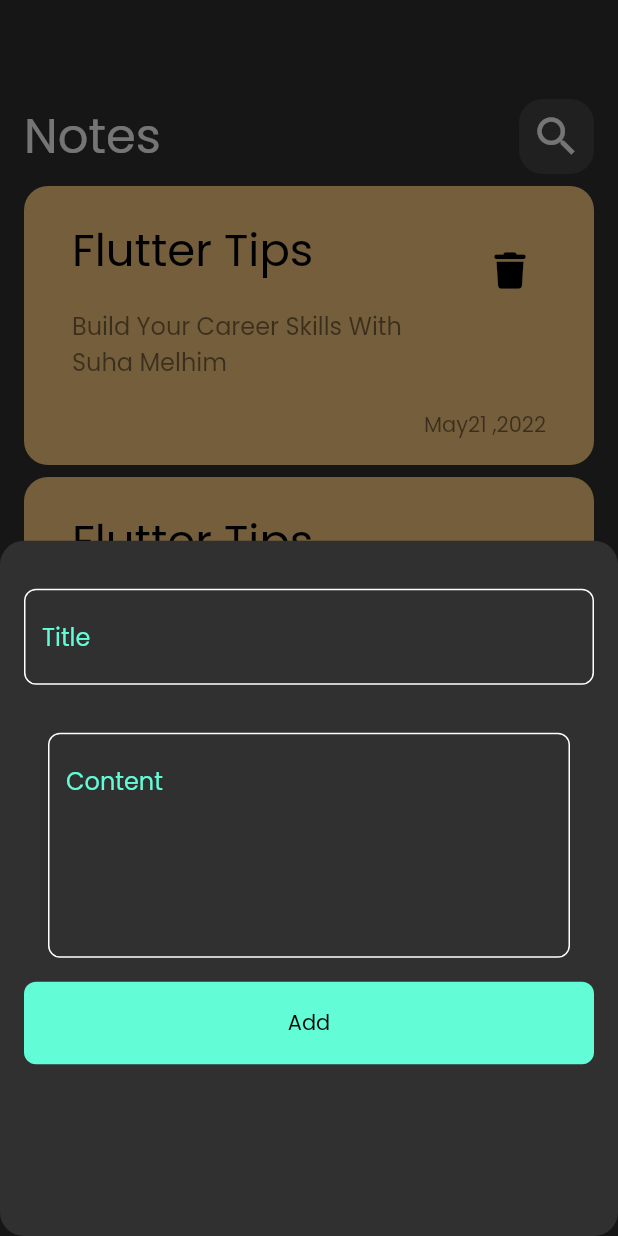
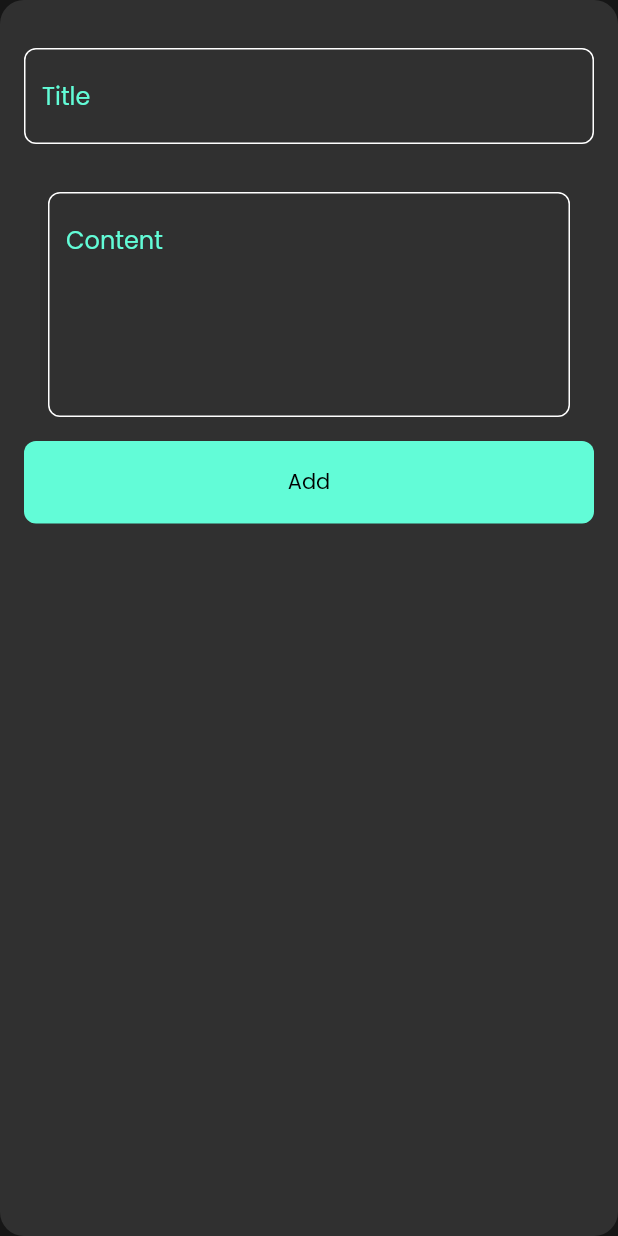
Before and after one commit to suhamelhim/notesApp, a Flutter app: the screen it shows after launch, after a tap on the "add" icon, on a phone screen of 412 x 824 dp. Run offline on Flutter 3.47's test engine with Material 2 defaults, Android fonts, the phone set to English and light mode, and no system bars; drawn by our look-alikes of modal_progress_hud_nsn; our stand-ins replace bloc, flutter_bloc, font_awesome_flutter, hive, hive_flutter; accounts and stored records are empty.

```diff
--- a/lib/main.dart
+++ b/lib/main.dart
@@ -9,10 +9,11 @@ import 'package:notes_app/view/notes_view.dart';
 import 'constants/constants.dart';
 
 void main() async {
+  Hive.registerAdapter(NoteModelAdapter());
   await Hive.initFlutter();
   Bloc.observer = SimpleBlocObserver();
   await Hive.openBox<NoteModel>(kNoteBox);
-  Hive.registerAdapter(NoteModelAdapter());
+
   runApp(const NotesApp());
 }
 
--- a/lib/models/notes_model.dart
+++ b/lib/models/notes_model.dart
@@ -1,4 +1,4 @@
-import 'dart:ui';
+
 
 import 'package:hive/hive.dart';
 part 'notes_model.g.dart';
@@ -9,9 +9,9 @@ class NoteModel extends HiveObject{
   @HiveField( 1)
    String subtitle;
   @HiveField( 2)
-   DateTime date;
+    String date;
   @HiveField( 3)
-   Color color;
+    int color;
 
   NoteModel({required this.title,required this.subtitle,required this.date,required this.color});
 }
--- a/lib/view/notes_view.dart
+++ b/lib/view/notes_view.dart
@@ -13,6 +13,7 @@ class NotesView extends StatelessWidget {
           child:const Icon(Icons.add),
             onPressed: (){
           showModalBottomSheet(
+            isScrollControlled: true,
             shape: RoundedRectangleBorder(
               borderRadius:BorderRadius.circular(16),
             ),
--- a/lib/view/widgets/add_note_button_sheet.dart
+++ b/lib/view/widgets/add_note_button_sheet.dart
@@ -17,6 +17,7 @@ class AddNoteButtonSheet extends StatelessWidget {
       child: BlocConsumer<AddNoteCubit, AddNoteState>(
         listener: (context, state) {
           if (state is AddNoteFailure) {
+            print('failed ${state.errorMessage}');
 
           }
           if (state is AddNoteSuccess) {
@@ -78,8 +79,8 @@ class _AddNoteFormState extends State<AddNoteForm> {
                 var noteModel = NoteModel(
                     title: title!,
                     subtitle: subTitle!,
-                    date: DateTime.now(),
-                    color: Colors.blueGrey);
+                    date: DateTime.now().toString(),
+                    color: Colors.blueGrey.value);
                 BlocProvider.of<AddNoteCubit>(context).addNote(noteModel);
               } else {
                 autovalidateMode = AutovalidateMode.always;
```
Also changed, not shown: lib/cubits/notes_cubit/notes_cubit.dart (added, +28 -0 lines), lib/cubits/notes_cubit/notes_state.dart (added, +17 -0 lines), lib/models/notes_model.g.dart, 1 other file.
